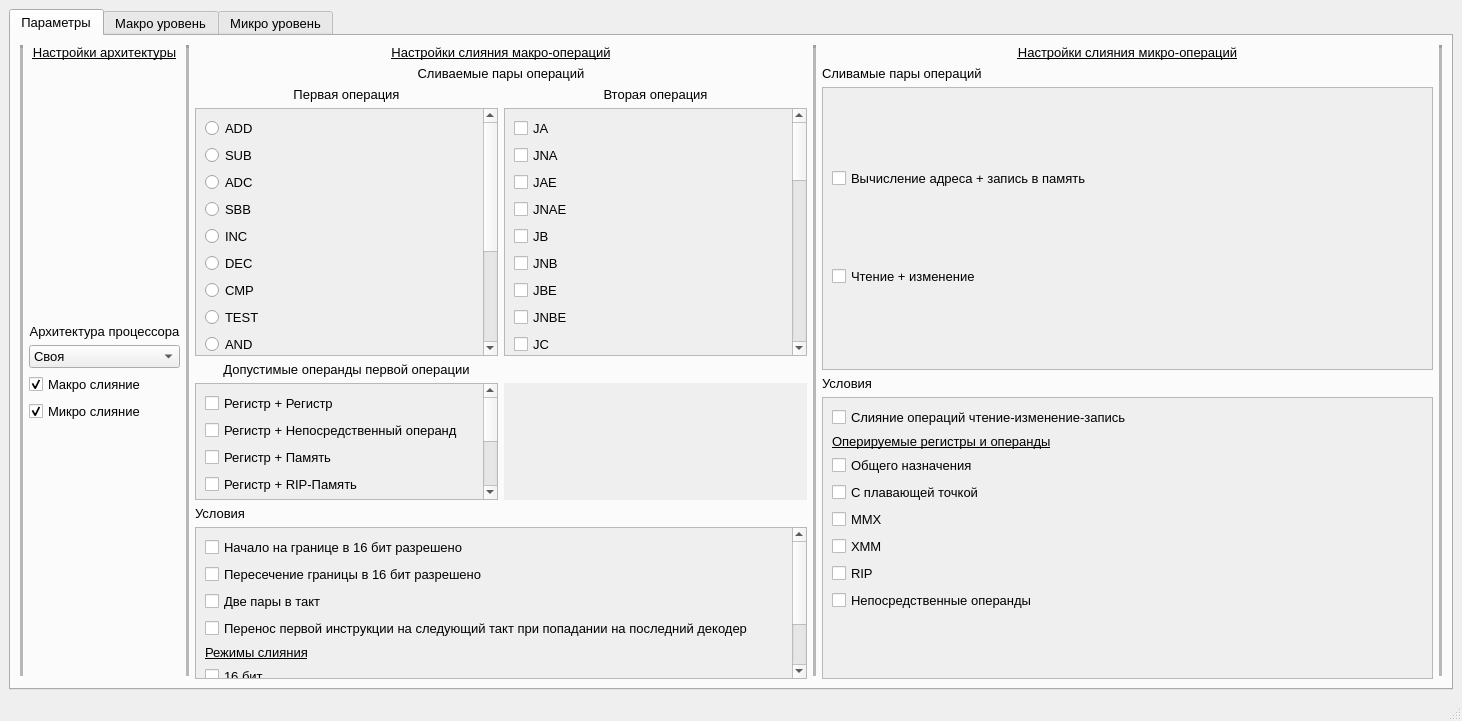
Above: mainwindow.ui from Nemilad/Fusion_Simulator before the change. Below: the same form after it.
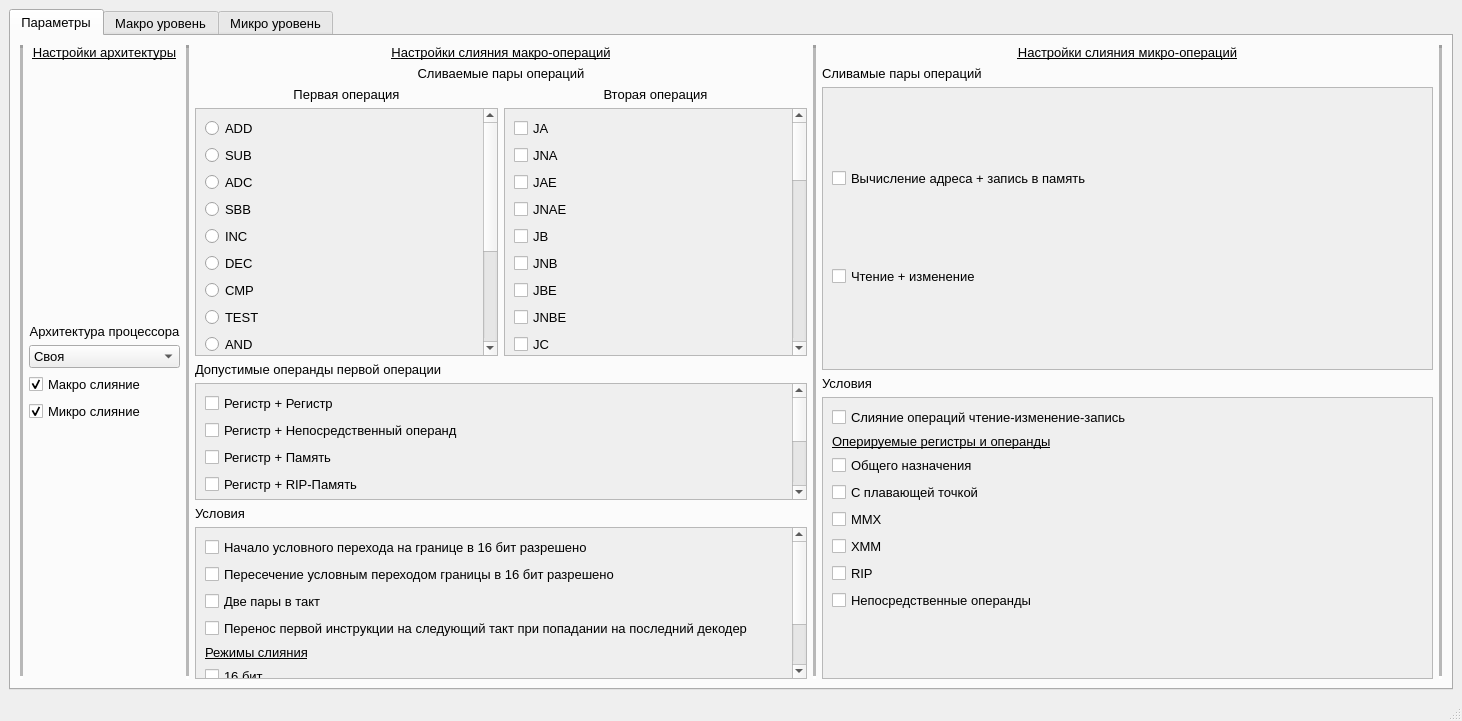
That is the form after the change.

Commit message: transfer macro op & ui change

The edit to the form file:
```diff
--- a/mainwindow.ui
+++ b/mainwindow.ui
@@ -756,14 +756,7 @@
                <string>Допустимые операнды первой операции</string>
               </property>
               <property name="alignment">
-               <set>Qt::AlignCenter</set>
-              </property>
-             </widget>
-            </item>
-            <item>
-             <widget class="QLabel" name="label">
-              <property name="text">
-               <string/>
+               <set>Qt::AlignLeading|Qt::AlignLeft|Qt::AlignVCenter</set>
               </property>
              </widget>
             </item>
@@ -787,7 +780,7 @@
                 <rect>
                  <x>0</x>
                  <y>0</y>
-                 <width>282</width>
+                 <width>588</width>
                  <height>220</height>
                 </rect>
                </property>
@@ -870,38 +863,6 @@
               </widget>
              </widget>
             </item>
-            <item>
-             <widget class="QScrollArea" name="scrollArea">
-              <property name="sizePolicy">
-               <sizepolicy hsizetype="Expanding" vsizetype="Expanding">
-                <horstretch>0</horstretch>
-                <verstretch>0</verstretch>
-               </sizepolicy>
-              </property>
-              <property name="frameShape">
-               <enum>QFrame::NoFrame</enum>
-              </property>
-              <property name="frameShadow">
-               <enum>QFrame::Plain</enum>
-              </property>
-              <property name="lineWidth">
-               <number>0</number>
-              </property>
-              <property name="widgetResizable">
-               <bool>true</bool>
-              </property>
-              <widget class="QWidget" name="scrollAreaWidgetContents_6">
-               <property name="geometry">
-                <rect>
-                 <x>0</x>
-                 <y>0</y>
-                 <width>300</width>
-                 <height>93</height>
-                </rect>
-               </property>
-              </widget>
-             </widget>
-            </item>
            </layout>
           </item>
           <item>
@@ -943,7 +904,7 @@
              <property name="geometry">
               <rect>
                <x>0</x>
-               <y>0</y>
+               <y>-90</y>
                <width>590</width>
                <height>222</height>
               </rect>
@@ -952,7 +913,7 @@
               <item>
                <widget class="QCheckBox" name="checkBox_16_Bit_Border_Start">
                 <property name="text">
-                 <string>Начало на границе в 16 бит разрешено</string>
+                 <string>Начало условного перехода на границе в 16 бит разрешено</string>
                 </property>
                </widget>
               </item>
@@ -964,7 +925,7 @@
                  </font>
                 </property>
                 <property name="text">
-                 <string>Пересечение границы в 16 бит разрешено</string>
+                 <string>Пересечение условным переходом границы в 16 бит разрешено</string>
                 </property>
                </widget>
               </item>
```
The commit also changes 1 other file.
